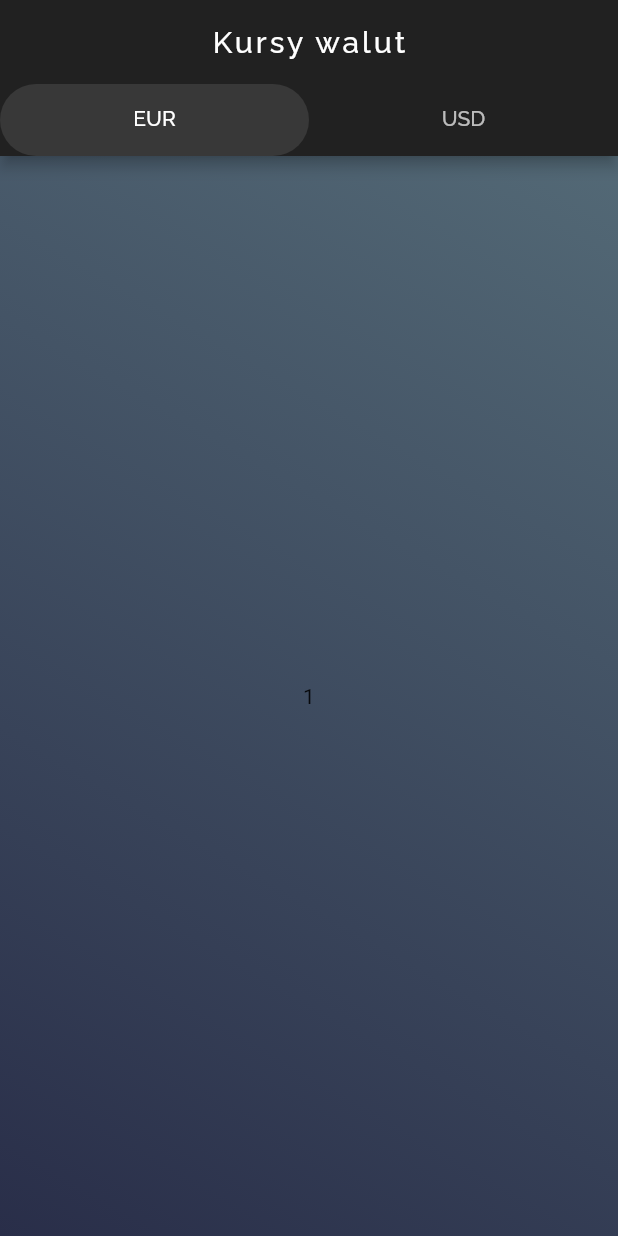
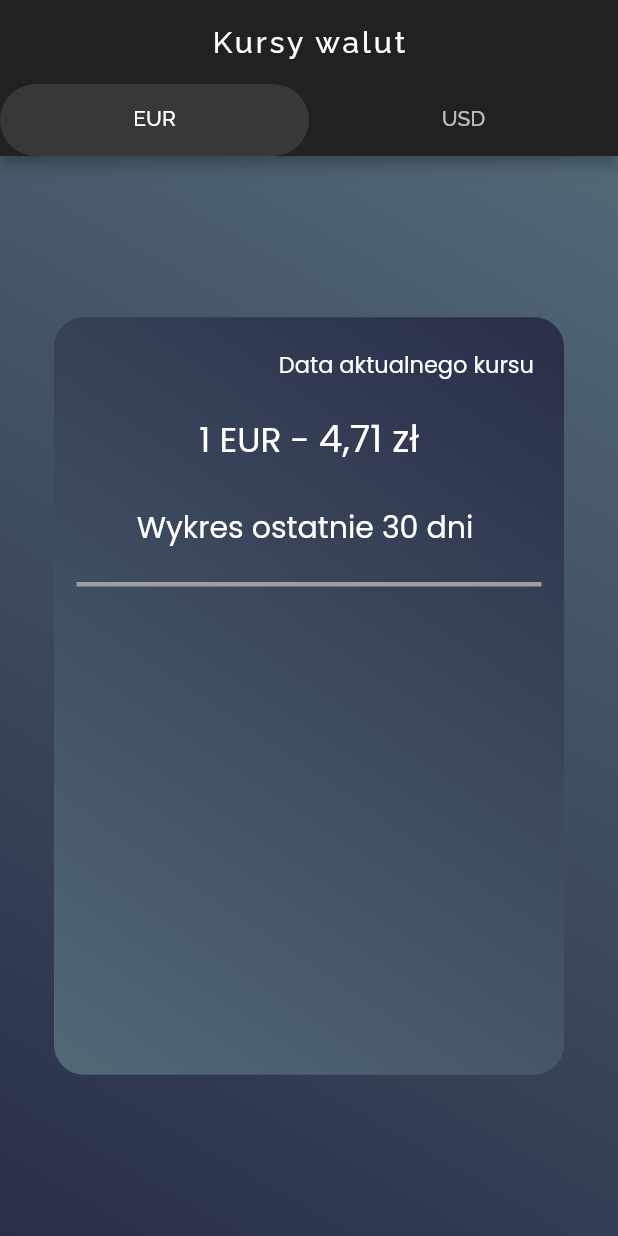
Before and after one commit to MarcelOwczarek/kursy_walut, a Flutter app: the screen it shows after launch, on a phone screen of 412 x 824 dp. Run offline on Flutter 3.47's test engine with Material 2 defaults, Android fonts, the phone set to English and light mode, and no system bars; our stand-ins replace google_fonts.

Commit message:
Add CurrencyContainer

```diff
--- a/lib/main.dart
+++ b/lib/main.dart
@@ -75,15 +75,9 @@ class _MyAppState extends State<MyApp> {
             child: Builder(
               builder: (context) {
                 if (currentIndex == 0) {
-                  return Column(
-                    mainAxisAlignment: MainAxisAlignment.center,
-                    children: const [Text('1')],
-                  );
+                  return const CurrencyContainer();
                 }
-                return Column(
-                  mainAxisAlignment: MainAxisAlignment.center,
-                  children: const [Text('2')],
-                );
+                return const CurrencyContainer();
               },
             ),
           ),
@@ -92,3 +86,81 @@ class _MyAppState extends State<MyApp> {
     );
   }
 }
+
+class CurrencyContainer extends StatelessWidget {
+  const CurrencyContainer({
+    super.key,
+  });
+
+  @override
+  Widget build(BuildContext context) {
+    return Column(
+      mainAxisAlignment: MainAxisAlignment.center,
+      children: [
+        Padding(
+          padding: const EdgeInsets.all(20),
+          child: Container(
+            height: 505,
+            width: 340,
+            padding: const EdgeInsets.all(0),
+            margin: const EdgeInsets.all(0),
+            decoration: BoxDecoration(
+              borderRadius: BorderRadius.circular(20),
+              gradient: const LinearGradient(
+                colors: [
+                  Color(0xFF292E49),
+                  Color(0xFF536976),
+                ],
+                begin: Alignment.topRight,
+                end: Alignment.bottomLeft,
+              ),
+            ),
+            child: Column(
+              children: [
+                Align(
+                  alignment: Alignment.topRight,
+                  child: Padding(
+                    padding: const EdgeInsets.all(20),
+                    child: Text(
+                      'Data aktualnego kursu',
+                      style: GoogleFonts.poppins(
+                          color: Colors.white, fontSize: 15),
+                    ),
+                  ),
+                ),
+                Row(
+                  mainAxisAlignment: MainAxisAlignment.center,
+                  children: [
+                    Text(
+                      '1 EUR - ',
+                      style: GoogleFonts.poppins(
+                          color: Colors.white, fontSize: 23),
+                    ),
+                    Text(
+                      '4,71 zł',
+                      style: GoogleFonts.poppins(
+                          color: Colors.white, fontSize: 25),
+                    ),
+                  ],
+                ),
+                const SizedBox(
+                  height: 25,
+                ),
+                Text('Wykres ostatnie 30 dni ',
+                    style:
+                        GoogleFonts.poppins(color: Colors.white, fontSize: 20)),
+                const Padding(
+                  padding: EdgeInsets.all(15),
+                  child: Divider(
+                    thickness: 3,
+                    color: Colors.grey,
+                  ),
+                ),
+              ],
+            ),
+          ),
+        ),
+      ],
+    );
+  }
+}
```
